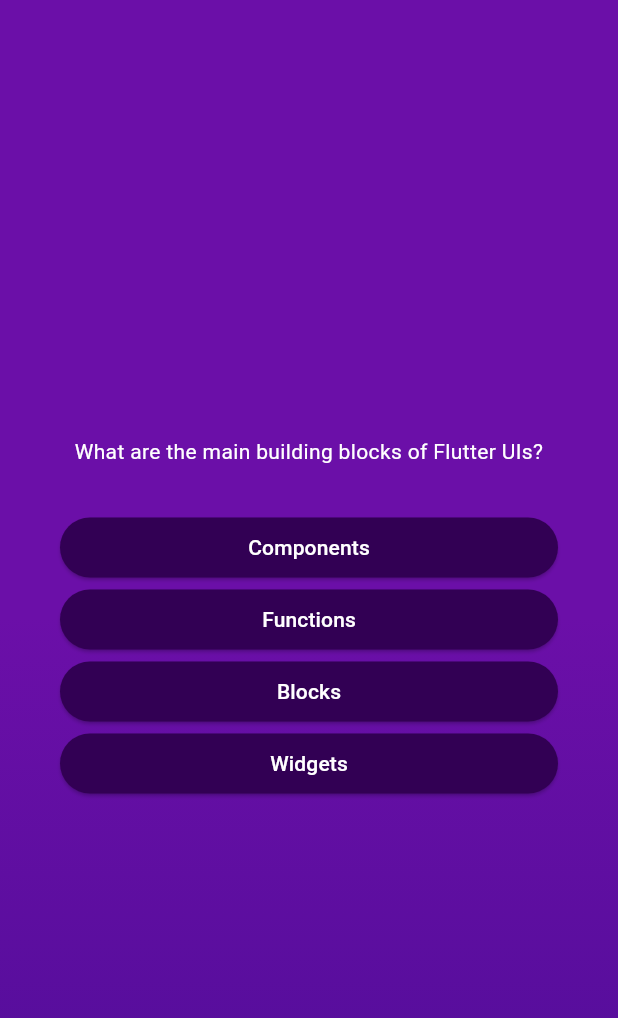
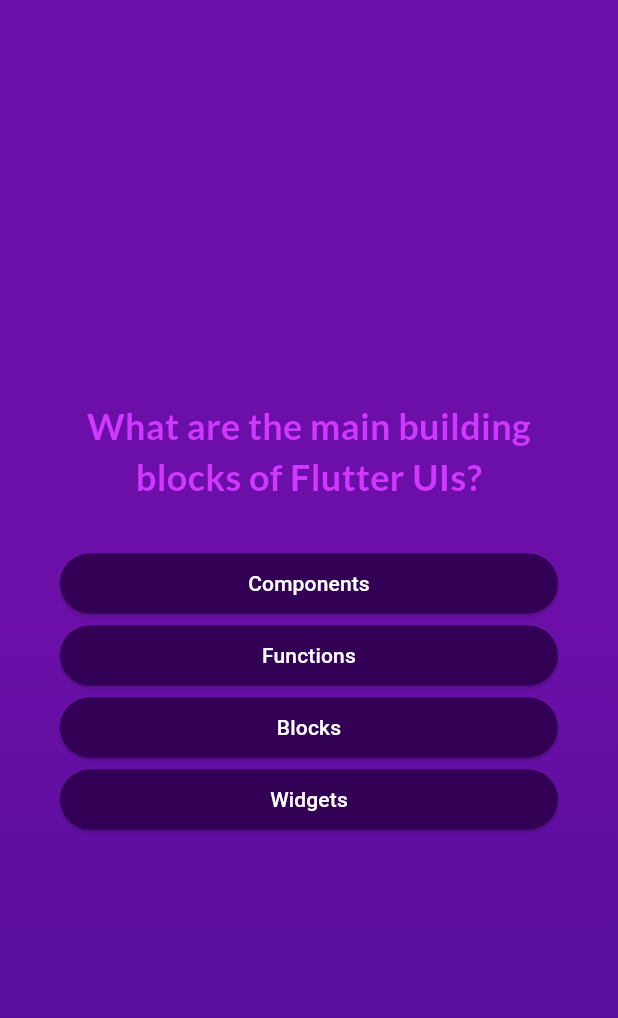
Before and after one commit to adeeburrahman11/quiz_app, a Flutter app: the screen it shows after launch, after a tap on "Start Quiz", on a phone screen of 412 x 824 dp. Shown: the top 1018 px of the screen. Run offline on Flutter 3.47's test engine with Material 3 defaults, Android fonts, the phone set to English and light mode, and no system bars; our stand-ins replace google_fonts.

Commit message:
question change onTap & importing google fonts

```diff
--- a/lib/answer_button.dart
+++ b/lib/answer_button.dart
@@ -10,14 +10,17 @@ class AnswerButton extends StatelessWidget {
   @override
   Widget build(BuildContext context) {
     return ElevatedButton(
-      onPressed: () {},
+      onPressed: onTap,
       style: ElevatedButton.styleFrom(
         padding: const EdgeInsets.symmetric(vertical: 10, horizontal: 40),
         backgroundColor: const Color.fromARGB(255, 50, 0, 84),
         foregroundColor: Colors.white,
         shape: RoundedRectangleBorder(borderRadius: BorderRadius.circular(40)),
       ),
-      child: Text(answerText),
+      child: Text(
+        answerText,
+        textAlign: TextAlign.center,
+      ),
     );
   }
 }
--- a/lib/questions_screen.dart
+++ b/lib/questions_screen.dart
@@ -1,6 +1,7 @@
 import 'package:flutter/material.dart';
 import 'package:quiz_app/answer_button.dart';
 import 'package:quiz_app/data/questions.dart';
+import 'package:google_fonts/google_fonts.dart';
 
 class QuestoinsScreen extends StatefulWidget {
   const QuestoinsScreen({super.key});
@@ -12,9 +13,17 @@ class QuestoinsScreen extends StatefulWidget {
 }
 
 class _QuestoinsScreenState extends State<QuestoinsScreen> {
+  var currentQuestionIndex = 0;
+
+  void answerQuestion() {
+    setState(() {
+      currentQuestionIndex++;
+    });
+  }
+
   @override
   Widget build(context) {
-    final currentQuestion = questions[0];
+    final currentQuestion = questions[currentQuestionIndex];
 
     return SizedBox(
       width: double.infinity,
@@ -26,16 +35,17 @@ class _QuestoinsScreenState extends State<QuestoinsScreen> {
           children: [
             Text(
               currentQuestion.text,
-              style: const TextStyle(
-                color: Colors.white,
-              ),
+              style: GoogleFonts.lato(
+                  fontSize: 24,
+                  fontWeight: FontWeight.bold,
+                  color: const Color.fromARGB(255, 208, 55, 255)),
               textAlign: TextAlign.center,
             ),
             const SizedBox(height: 30),
             ...currentQuestion.getShuffledAnswers().map((answer) {
               return AnswerButton(
                 answerText: answer,
-                onTap: () {},
+                onTap: answerQuestion,
               );
             }),
           ],
--- a/lib/start_screen.dart
+++ b/lib/start_screen.dart
@@ -1,4 +1,5 @@
 import 'package:flutter/material.dart';
+import 'package:google_fonts/google_fonts.dart';
 
 class StartScreen extends StatelessWidget {
   const StartScreen(this.startQuiz, {super.key});
@@ -19,10 +20,10 @@ class StartScreen extends StatelessWidget {
           const SizedBox(
             height: 80,
           ),
-          const Text(
+          Text(
             'Learn flutter fun way',
-            style: TextStyle(
-              color: Color.fromARGB(255, 237, 223, 252),
+            style: GoogleFonts.lato(
+              color: const Color.fromARGB(255, 237, 223, 252),
               fontSize: 20,
             ),
           ),
--- a/pubspec.yaml
+++ b/pubspec.yaml
@@ -34,6 +34,8 @@ dependencies:
   # The following adds the Cupertino Icons font to your application.
   # Use with the CupertinoIcons class for iOS style icons.
   cupertino_icons: ^1.0.2
+  google_fonts: ^6.2.0
+  get: ^4.6.6
 
 dev_dependencies:
   flutter_test:
```
Also changed, not shown: pubspec.lock, 1 other file.
